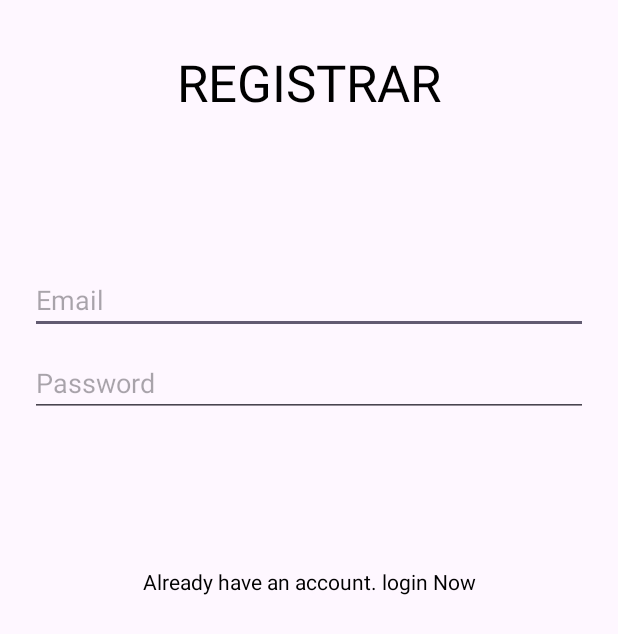
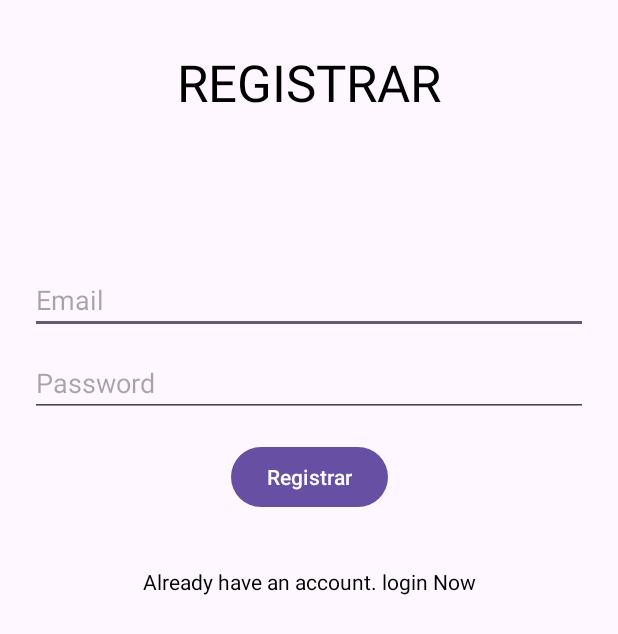
Before and after one commit to julio-far/respaldo, an Android app: the RegisterActivity screen opened directly, with no data from a screen before it, on a phone screen of 412 x 824 dp. Shown: the top 634 px of the screen. Run offline under Robolectric (Android 15) with nearby library versions, the light colour scheme and no system bars; our stand-ins replace Firebase (no records; nobody signed in at launch, a user with empty details on screens opened directly).

Commit message:
ultima modificacion

```diff
--- a/app/src/main/java/com/example/loginapp/RegisterActivity.kt
+++ b/app/src/main/java/com/example/loginapp/RegisterActivity.kt
@@ -3,6 +3,7 @@ package com.example.loginapp
 import android.content.Intent
 import androidx.appcompat.app.AppCompatActivity
 import android.os.Bundle
+import android.widget.Button
 import android.widget.EditText
 import android.widget.TextView
 import android.widget.Toast
@@ -30,8 +31,14 @@ class RegisterActivity : AppCompatActivity() {
             startActivity(intent)
         }
 
+        val registerButton: Button =findViewById(R.id.button_register)
+        registerButton.setOnClickListener{
+            performSignUp()
+        }
+
+
+
         // lets get email and password from the user
-        performSignUp()
 
     }
 private  fun performSignUp(){
@@ -54,6 +61,8 @@ private  fun performSignUp(){
 
                 val intent = Intent(this,MainActivity::class.java)
                 startActivity(intent)
+                Toast.makeText(baseContext, "Success.",
+                    Toast.LENGTH_SHORT,).show()
 
 
             } else {
--- a/app/src/main/res/layout/activity_register.xml
+++ b/app/src/main/res/layout/activity_register.xml
@@ -56,4 +56,14 @@
         app:layout_constraintEnd_toEndOf="parent"
         app:layout_constraintStart_toStartOf="parent"
         app:layout_constraintTop_toTopOf="parent" />
+
+    <Button
+        android:id="@+id/button_register"
+        android:layout_width="wrap_content"
+        android:layout_height="wrap_content"
+        android:layout_marginTop="16dp"
+        android:text="Registrar"
+        app:layout_constraintEnd_toEndOf="@+id/editText_password_register"
+        app:layout_constraintStart_toStartOf="@+id/editText_password_register"
+        app:layout_constraintTop_toBottomOf="@+id/editText_password_register" />
 </androidx.constraintlayout.widget.ConstraintLayout>
```
Also changed, not shown: app/src/main/java/com/example/loginapp/LoginActivity.kt (+62 -2 lines), app/src/main/res/layout/activity_login.xml (+10 -0 lines).
